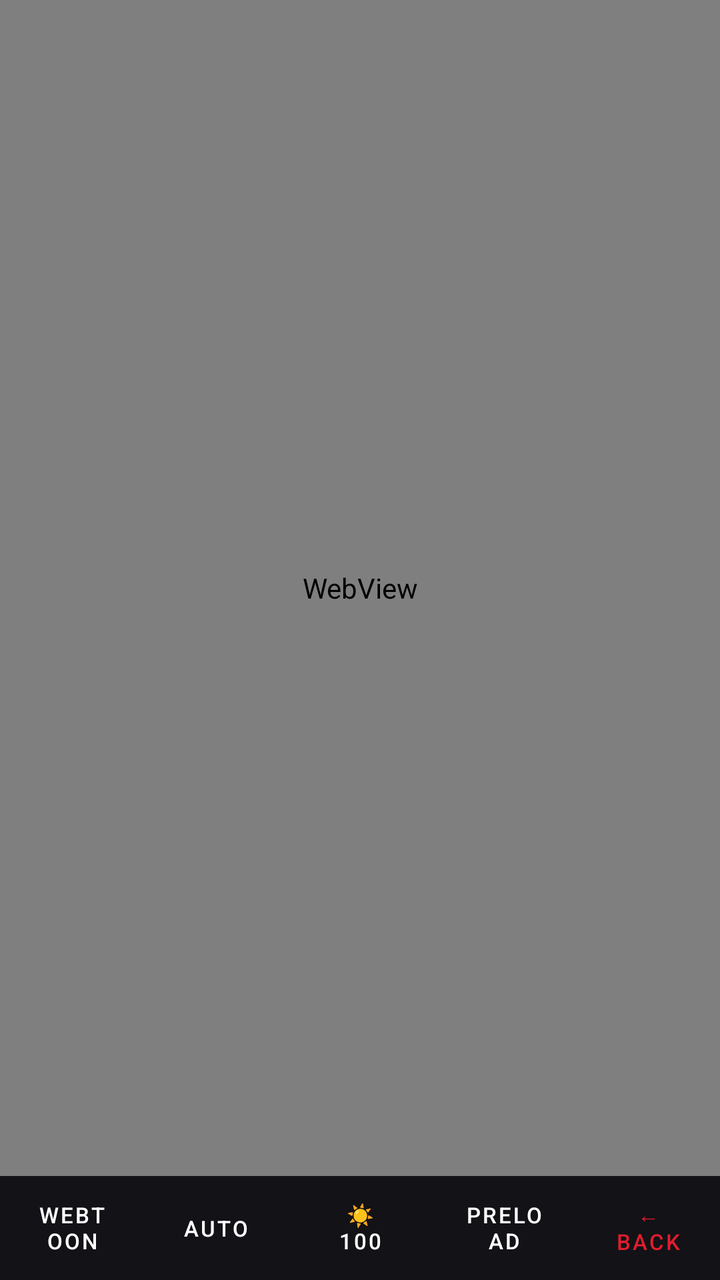
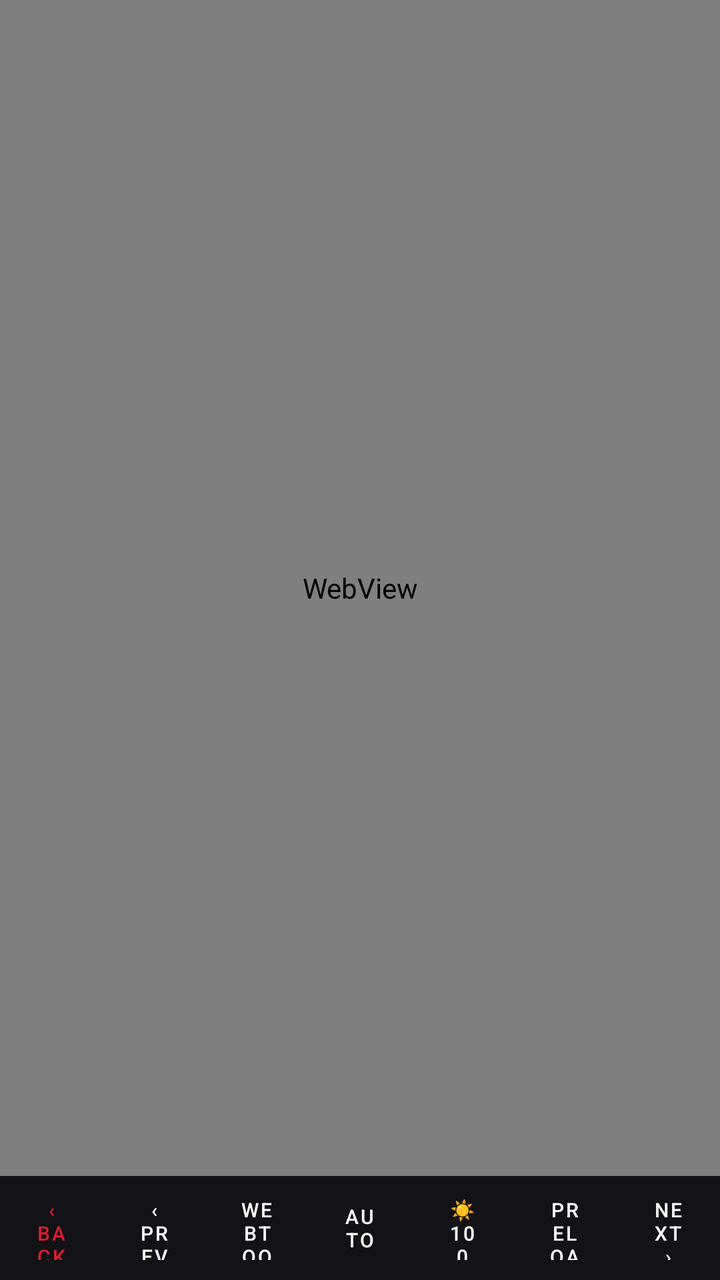

Before-and-after screenshots of an Android layout around one commit, followed by the original layout XML and the change that was made.
<!-- AndroidManifest.xml: application theme Theme.MyGhoulScans -->
<!-- res/layout/activity_reader.xml -->
<?xml version="1.0" encoding="utf-8"?>
<LinearLayout xmlns:android="http://schemas.android.com/apk/res/android"
    android:orientation="vertical" android:layout_width="match_parent" android:layout_height="match_parent"
    android:background="#000000">

    <WebView android:id="@+id/readerWeb" android:layout_width="match_parent" android:layout_height="0dp"
        android:layout_weight="1" android:background="#000000" />

    <LinearLayout android:orientation="horizontal" android:layout_width="match_parent" android:layout_height="52dp"
        android:background="#DD15151B" android:gravity="center_vertical">
        <Button android:id="@+id/readerMode" android:layout_width="0dp" android:layout_weight="1" android:layout_height="match_parent"
            android:text="Webtoon" android:textSize="11sp" android:textColor="@color/white"
            android:background="?android:attr/selectableItemBackground" />
        <Button android:id="@+id/readerAuto" android:layout_width="0dp" android:layout_weight="1" android:layout_height="match_parent"
            android:text="Auto" android:textSize="11sp" android:textColor="@color/white"
            android:background="?android:attr/selectableItemBackground" />
        <Button android:id="@+id/readerBright" android:layout_width="0dp" android:layout_weight="1" android:layout_height="match_parent"
            android:text="☀ 100" android:textSize="11sp" android:textColor="@color/white"
            android:background="?android:attr/selectableItemBackground" />
        <Button android:id="@+id/readerPreload" android:layout_width="0dp" android:layout_weight="1" android:layout_height="match_parent"
            android:text="Preload" android:textSize="11sp" android:textColor="@color/white"
            android:background="?android:attr/selectableItemBackground" />
        <Button android:id="@+id/readerBack" android:layout_width="0dp" android:layout_weight="1" android:layout_height="match_parent"
            android:text="← Back" android:textSize="11sp" android:textColor="@color/mgs_accent"
            android:background="?android:attr/selectableItemBackground" />
    </LinearLayout>
</LinearLayout>
<!-- resources referenced by this layout -->
<resources>
  <color name="mgs_accent">#FFE11D2E</color>
  <color name="white">#FFFFFFFF</color>
  <style name="Theme.MyGhoulScans" parent="Theme.MaterialComponents.DayNight.NoActionBar">
          
          <item name="colorPrimary">@color/mgs_accent</item>
          <item name="colorPrimaryVariant">@color/mgs_accent</item>
          <item name="colorOnPrimary">@color/white</item>
          
          <item name="colorSecondary">@color/mgs_accent</item>
          <item name="colorSecondaryVariant">@color/mgs_accent</item>
          <item name="colorOnSecondary">@color/white</item>
          
          <item name="android:statusBarColor">@color/mgs_bg</item>
          <item name="android:windowBackground">@color/mgs_bg</item>
          <item name="android:textColorPrimary">@color/white</item>
          
      </style>
  <color name="mgs_bg">#FF0E0E12</color>
</resources>

<!-- the commit's change to res/layout/activity_reader.xml (unified diff, before → after) -->
@@ -8,20 +8,33 @@
 
     <LinearLayout android:orientation="horizontal" android:layout_width="match_parent" android:layout_height="52dp"
         android:background="#DD15151B" android:gravity="center_vertical">
+
+        <Button android:id="@+id/readerBack" android:layout_width="0dp" android:layout_weight="1" android:layout_height="match_parent"
+            android:text="‹ Back" android:textSize="10sp" android:textColor="@color/mgs_accent"
+            android:background="?android:attr/selectableItemBackground" />
+
+        <Button android:id="@+id/readerPrev" android:layout_width="0dp" android:layout_weight="1" android:layout_height="match_parent"
+            android:text="‹ Prev" android:textSize="10sp" android:textColor="@color/white"
+            android:background="?android:attr/selectableItemBackground" />
+
         <Button android:id="@+id/readerMode" android:layout_width="0dp" android:layout_weight="1" android:layout_height="match_parent"
-            android:text="Webtoon" android:textSize="11sp" android:textColor="@color/white"
+            android:text="Webtoon" android:textSize="10sp" android:textColor="@color/white"
             android:background="?android:attr/selectableItemBackground" />
+
         <Button android:id="@+id/readerAuto" android:layout_width="0dp" android:layout_weight="1" android:layout_height="match_parent"
-            android:text="Auto" android:textSize="11sp" android:textColor="@color/white"
+            android:text="Auto" android:textSize="10sp" android:textColor="@color/white"
             android:background="?android:attr/selectableItemBackground" />
+
         <Button android:id="@+id/readerBright" android:layout_width="0dp" android:layout_weight="1" android:layout_height="match_parent"
-            android:text="☀ 100" android:textSize="11sp" android:textColor="@color/white"
+            android:text="☀ 100" android:textSize="10sp" android:textColor="@color/white"
             android:background="?android:attr/selectableItemBackground" />
+
         <Button android:id="@+id/readerPreload" android:layout_width="0dp" android:layout_weight="1" android:layout_height="match_parent"
-            android:text="Preload" android:textSize="11sp" android:textColor="@color/white"
+            android:text="Preload" android:textSize="10sp" android:textColor="@color/white"
             android:background="?android:attr/selectableItemBackground" />
-        <Button android:id="@+id/readerBack" android:layout_width="0dp" android:layout_weight="1" android:layout_height="match_parent"
-            android:text="← Back" android:textSize="11sp" android:textColor="@color/mgs_accent"
+
+        <Button android:id="@+id/readerNext" android:layout_width="0dp" android:layout_weight="1" android:layout_height="match_parent"
+            android:text="Next ›" android:textSize="10sp" android:textColor="@color/white"
             android:background="?android:attr/selectableItemBackground" />
     </LinearLayout>
 </LinearLayout>
